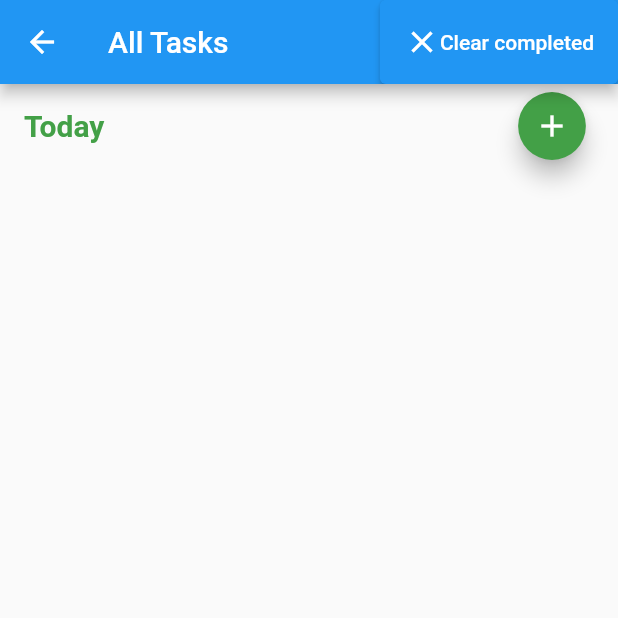
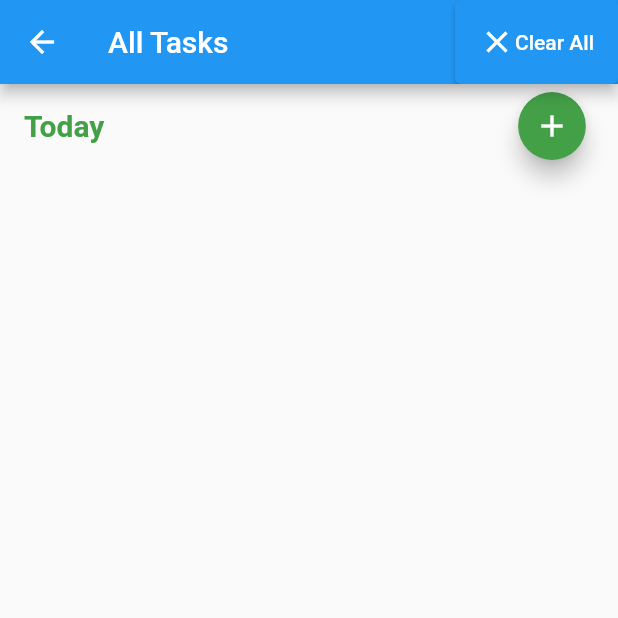
Before and after one commit to S-EmreCat/todo_app, a Flutter app: the AllTasks screen opened directly, on a phone screen of 412 x 824 dp, the top half of it. Run offline on Flutter 3.47's test engine with Material 2 defaults, Android fonts, the phone set to English and light mode, and no system bars; our stand-ins replace get, sqflite; accounts and stored records are empty; Roboto replaces fonts that are missing (Poppins).

```diff
--- a/lib/core/constant/string_constants.dart
+++ b/lib/core/constant/string_constants.dart
@@ -2,9 +2,9 @@ class StringConstants {
   static const taskNameAll = "All Tasks";
   static const taskNamePersonal = "Personal";
   static const taskNameWork = "Work";
-  static const taskNameAddList = "Add List";
+  static const taskNameAddTask = "Add New Task";
   static const todoapp = "Todo App";
-  static const clearCompleted = "Clear completed";
+  static const clearAll = "Clear All";
   static const today = "Today";
   static const tomorrow = "Tomorrow";
   static const myLists = "My Lists";
--- a/lib/ui/views/allTasks/all_tasks_view.dart
+++ b/lib/ui/views/allTasks/all_tasks_view.dart
@@ -1,7 +1,5 @@
 import 'package:flutter/material.dart';
 import '../../../core/utils/dbhelper.dart';
-import 'all_tasks_service.dart';
-
 import '../../../core/constant/string_constants.dart';
 import '../../widgets/icon/custom_list_tile_icon.dart';
 import '../../widgets/listView/listview_builder.dart';
@@ -102,7 +100,7 @@ class _AllTasksState extends State<AllTasks> {
           CustomListTileIcon(
             isDone: true,
           ),
-          Text(StringConstants.clearCompleted),
+          Text(StringConstants.clearAll),
         ],
       ),
     );
--- a/lib/ui/widgets/listView/listview_builder.dart
+++ b/lib/ui/widgets/listView/listview_builder.dart
@@ -6,8 +6,8 @@ import '../text/normal_subtitles_text_widget.dart';
 import '../text/normal_titles_text_widget.dart';
 
 class TaskList extends StatefulWidget {
-  TaskList({Key? key, required this.myFuture}) : super(key: key);
-  Future<List<Todo>?> myFuture;
+  const TaskList({Key? key, required this.myFuture}) : super(key: key);
+  final Future<List<Todo>?> myFuture;
   @override
   _TaskListState createState() => _TaskListState();
 }
@@ -44,7 +44,12 @@ class _TaskListState extends State<TaskList> {
                   Navigator.push(
                     context,
                     MaterialPageRoute(
-                        builder: (context) => const AddTaskView()),
+                        builder: (context) => AddTaskView(
+                              getTitle: snapshot.data![index].title,
+                              getSubTitle: snapshot.data![index].description,
+                              getDropdownValue: snapshot.data![index].taskType,
+                              getRadioButtonItem: snapshot.data![index].day,
+                            )),
                   );
                 },
               ),
```
Also changed, not shown: lib/ui/views/MyLists/my_lists_view.dart (+59 -59 lines), lib/ui/views/addTask/add_task.view.dart (+18 -2 lines).
